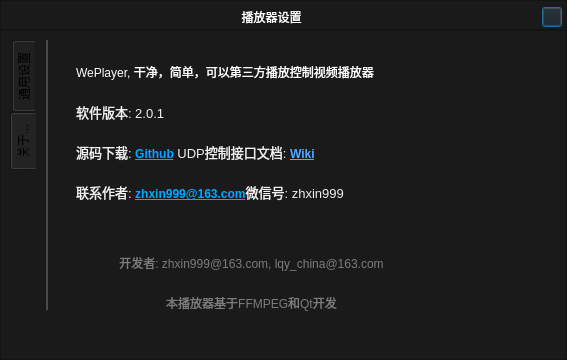
The window that dlgoption.ui (zhxin999/weplayer) describes before a commit, drawn with Qt 5.
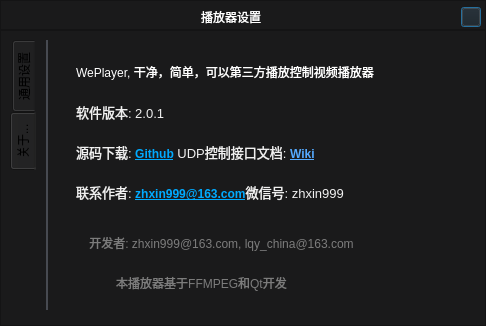
The same window after the commit. Icons and pictures are not drawn.

Commit message: 1. 修改关于界面 2. 支持启动参数

The edit to the form file:
```diff
--- a/dlgoption.ui
+++ b/dlgoption.ui
@@ -6,8 +6,8 @@
    <rect>
     <x>0</x>
     <y>0</y>
-    <width>567</width>
-    <height>360</height>
+    <width>486</width>
+    <height>326</height>
    </rect>
   </property>
   <property name="windowTitle">
@@ -258,7 +258,7 @@
              <rect>
               <x>40</x>
               <y>100</y>
-              <width>391</width>
+              <width>361</width>
               <height>24</height>
              </rect>
             </property>
@@ -274,7 +274,7 @@
              <rect>
               <x>40</x>
               <y>60</y>
-              <width>391</width>
+              <width>361</width>
               <height>24</height>
              </rect>
             </property>
@@ -288,9 +288,9 @@
            <widget class="QLabel" name="lblCopyRight">
             <property name="geometry">
              <rect>
-              <x>20</x>
-              <y>210</y>
-              <width>391</width>
+              <x>40</x>
+              <y>190</y>
+              <width>291</width>
               <height>25</height>
              </rect>
             </property>
@@ -326,9 +326,9 @@
            <widget class="QLabel" name="lblCopyRight_2">
             <property name="geometry">
              <rect>
-              <x>20</x>
-              <y>250</y>
-              <width>391</width>
+              <x>40</x>
+              <y>230</y>
+              <width>251</width>
               <height>25</height>
              </rect>
             </property>
@@ -350,7 +350,7 @@
              <rect>
               <x>40</x>
               <y>20</y>
-              <width>381</width>
+              <width>361</width>
               <height>24</height>
              </rect>
             </property>
@@ -366,7 +366,7 @@
              <rect>
               <x>40</x>
               <y>140</y>
-              <width>391</width>
+              <width>361</width>
               <height>24</height>
              </rect>
             </property>
```
Left out of the diff: 3 changed lines with no effect on the pictures. The commit also changes 6 other files.
